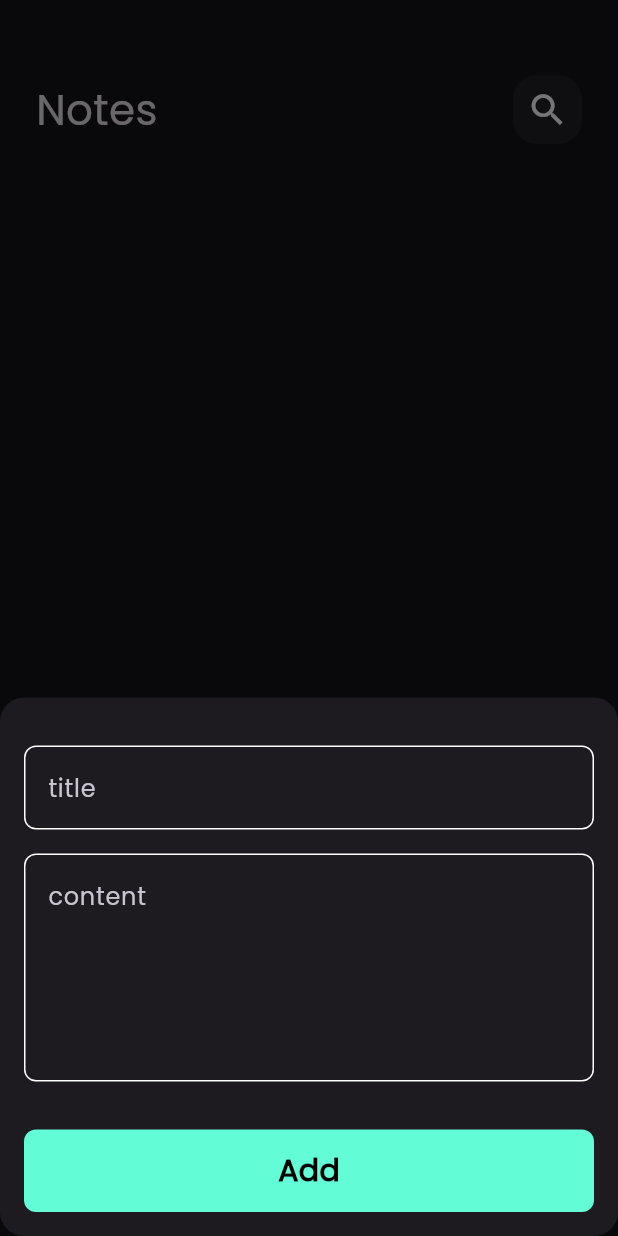
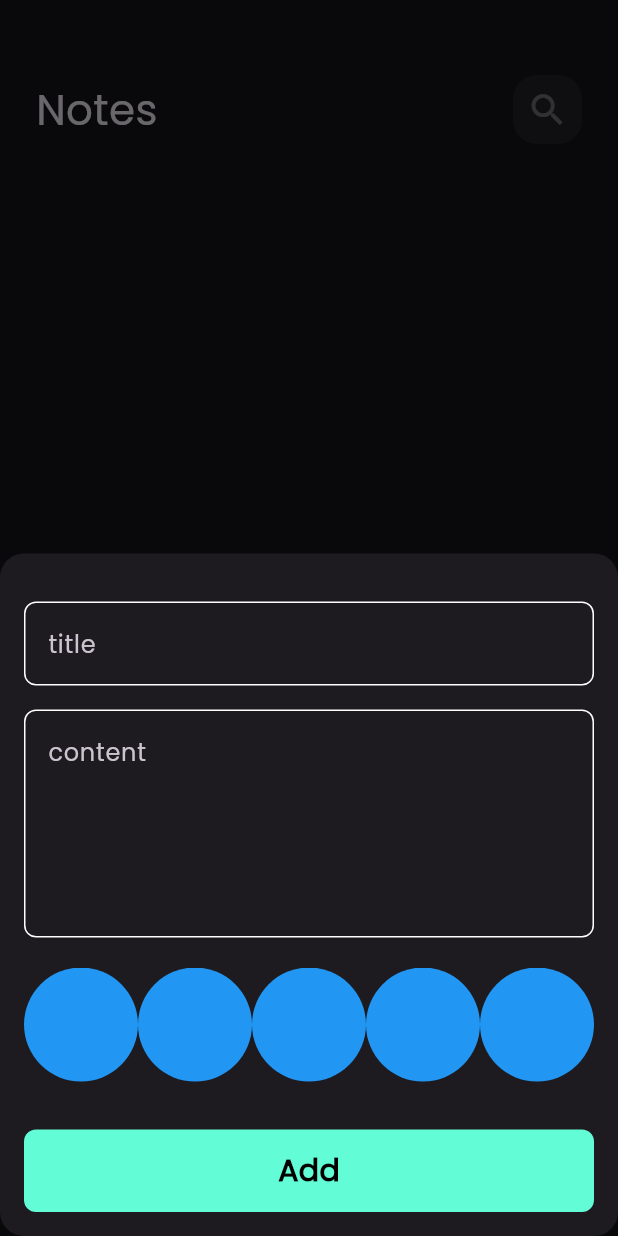
Before and after one commit to nadaElbnna2000/notes_app, a Flutter app: the screen it shows after launch, after a tap on the "add" icon, on a phone screen of 412 x 824 dp. Run offline on Flutter 3.47's test engine with Material 3 defaults, Android fonts, the phone set to English and light mode, and no system bars; our stand-ins replace bloc, flutter_bloc, font_awesome_flutter, hive, hive_flutter, modal_progress_hud_nsn; accounts and stored records are empty; generated files the repository leaves out were written again.

Commit message:
create colors listview part1

```diff
--- /dev/null
+++ b/lib/Views/Widgets/ColorsItem.dart
@@ -0,0 +1,33 @@
+import 'package:flutter/cupertino.dart';
+import 'package:flutter/material.dart';
+
+class ColorsItem extends StatelessWidget {
+  const ColorsItem({super.key});
+
+  @override
+  Widget build(BuildContext context) {
+    return CircleAvatar(
+      backgroundColor: Colors.blue,
+      radius: 38,
+    );
+  }
+}
+
+
+class ColorListView extends StatelessWidget {
+  const ColorListView({super.key});
+
+  @override
+  Widget build(BuildContext context) {
+    return SizedBox(
+      height: 38 * 2,
+      child: ListView.builder(
+        itemCount: 10,
+          scrollDirection: Axis.horizontal,
+          itemBuilder: (context , index){
+          return const ColorsItem();
+          }
+      ),
+    );
+  }
+}
--- a/lib/Views/Widgets/addNoteForm.dart
+++ b/lib/Views/Widgets/addNoteForm.dart
@@ -3,6 +3,7 @@ import 'package:flutter/material.dart';
 import 'package:untitled/cubit/addNoteCubit/addNotesCubit.dart';
 import 'package:untitled/models/note_model.dart';
 
+import 'ColorsItem.dart';
 import 'custom_buttom.dart';
 import 'custom_textField.dart';
 
@@ -41,6 +42,7 @@ class _AddNoteFormState extends State<AddNoteForm> {
           SizedBox(
             height: 32,
           ),
+
           CustomTextField(
             onSaved: (value){
 
@@ -62,9 +64,22 @@ class _AddNoteFormState extends State<AddNoteForm> {
             hint: 'content',
             maxlines: 5,
           ),
+
+
+          SizedBox(
+            height: 20,
+          ),
+
+          ColorListView(),
+
+
+
           SizedBox(
             height: 32,
           ),
+
+
+
 
           BlocBuilder<AddNotesCubit ,AddNotesStates>(
             builder: (context , state){
--- a/lib/Views/Widgets/custom_app_bar.dart
+++ b/lib/Views/Widgets/custom_app_bar.dart
@@ -3,10 +3,12 @@ import 'package:flutter/material.dart';
 import 'package:untitled/Views/Widgets/custom_search_icon.dart';
 
 class CustomAppBar extends StatelessWidget {
-  const CustomAppBar({super.key, required this.title, required this.icon});
+  const CustomAppBar({super.key, required this.title, required this.icon, this.onPressed});
 
   final String title;
   final IconData icon;
+  final void Function()? onPressed;
+
   @override
   Widget build(BuildContext context) {
     return  Row(
@@ -20,6 +22,7 @@ class CustomAppBar extends StatelessWidget {
         Spacer(),
         CustomSearchIcon(
           icon: icon,
+          onPressed: onPressed,
         ),
       ],
     );
--- a/lib/Views/Widgets/custom_search_icon.dart
+++ b/lib/Views/Widgets/custom_search_icon.dart
@@ -2,9 +2,10 @@ import 'package:flutter/cupertino.dart';
 import 'package:flutter/material.dart';
 
 class CustomSearchIcon extends StatelessWidget {
-  const CustomSearchIcon({super.key, required this.icon});
+  const CustomSearchIcon({super.key, required this.icon, this.onPressed});
 
   final IconData icon;
+  final void Function()? onPressed;
   @override
   Widget build(BuildContext context) {
     return Container(
@@ -15,9 +16,12 @@ class CustomSearchIcon extends StatelessWidget {
       color: Colors.white.withOpacity(0.05),
       ),
       child:  Center(
-        child: Icon(
-          icon,
+        child: IconButton(
+          onPressed: onPressed,
+          icon: Icon(
+           icon,
           size: 28,
+          ),
         ),
       ),
     );
--- a/lib/Views/Widgets/custom_textField.dart
+++ b/lib/Views/Widgets/custom_textField.dart
@@ -3,17 +3,20 @@ import 'package:flutter/material.dart';
 import 'package:untitled/constants/colors.dart';
 
 class CustomTextField extends StatelessWidget {
-  const CustomTextField({super.key, required this.hint,  this.maxlines = 1, this.onSaved});
+  const CustomTextField({super.key, required this.hint,  this.maxlines = 1, this.onSaved, this.onChanged});
 
 
 
   final String hint;
   final int maxlines;
   final void Function(String?)? onSaved;
+  final  Function(String)? onChanged;
+
   @override
   Widget build(BuildContext context) {
     return TextFormField(
       onSaved: onSaved,
+      onChanged: onChanged,
       validator: (value){
         if(value?.isEmpty ?? true){
           return 'field is required';
--- a/lib/Views/Widgets/note_item.dart
+++ b/lib/Views/Widgets/note_item.dart
@@ -21,7 +21,9 @@ class NoteItem extends StatelessWidget {
       onTap: (){
         Navigator.push(context, MaterialPageRoute(
             builder: (context) {
-              return const EditNoteView();
+              return  EditNoteView(
+                note: note,
+              );
             }
         ));
       },
--- a/lib/models/note_model.dart
+++ b/lib/models/note_model.dart
@@ -9,16 +9,16 @@ class NoteModel extends HiveObject{
 
 
   @HiveField(0)
-  final String title;
+   String title;
   @HiveField(1)
 
-  final String subtitle;
+   String subtitle;
   @HiveField(2)
 
   final String date;
   @HiveField(3)
 
-  final int color;
+   int color;
 
   NoteModel({
   required  this.title,
```
Also changed, not shown: lib/Views/Widgets/edit_note_view_body.dart (+41 -4 lines), lib/Views/edit_note_view.dart (+10 -2 lines).
